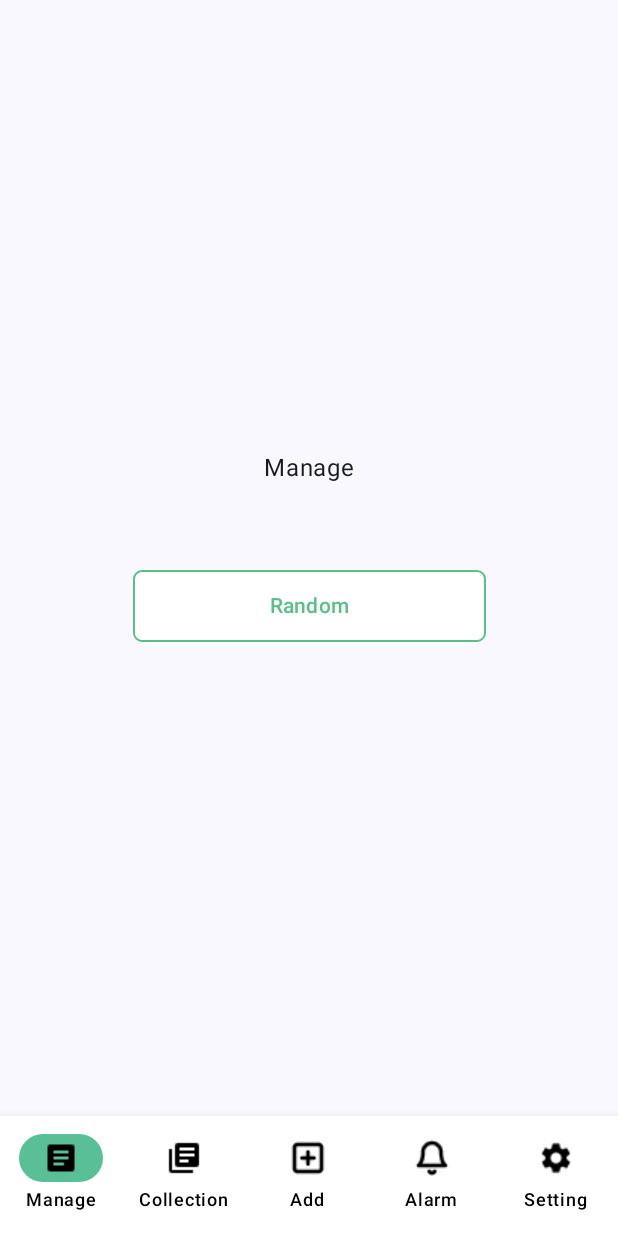
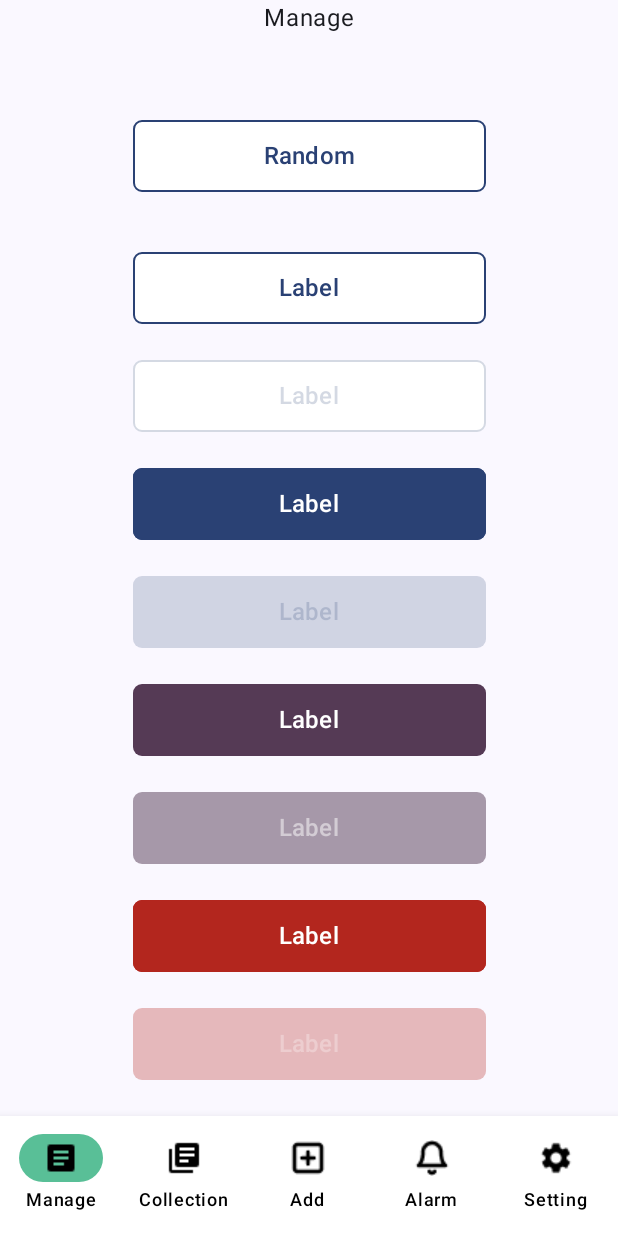
Before and after one commit to heegun0707/DoItNow, an Android app built with Jetpack Compose: the screen it shows after launch (MainActivity), on a phone screen of 412 x 824 dp. Run offline under Robolectric (Android 15) with nearby library versions, the phone set to English and light mode, and no system bars; our stand-ins replace Dagger/Hilt's generated code, Timber.

Commit message:
feat: add custom buttons

```diff
--- a/app/src/main/java/org/choleemduo/doitnow/ui/components/CustomButtons.kt
+++ b/app/src/main/java/org/choleemduo/doitnow/ui/components/CustomButtons.kt
@@ -3,57 +3,171 @@ package org.choleemduo.doitnow.ui.components
 import androidx.compose.foundation.BorderStroke
 import androidx.compose.foundation.interaction.MutableInteractionSource
 import androidx.compose.foundation.interaction.collectIsPressedAsState
+import androidx.compose.foundation.layout.Arrangement
+import androidx.compose.foundation.layout.Column
+import androidx.compose.foundation.layout.fillMaxSize
 import androidx.compose.foundation.layout.size
 import androidx.compose.foundation.shape.RoundedCornerShape
 import androidx.compose.material3.Button
+import androidx.compose.material3.ButtonColors
 import androidx.compose.material3.ButtonDefaults
+import androidx.compose.material3.MaterialTheme
 import androidx.compose.material3.Text
 import androidx.compose.runtime.Composable
 import androidx.compose.runtime.getValue
 import androidx.compose.runtime.remember
+import androidx.compose.ui.Alignment
 import androidx.compose.ui.Modifier
 import androidx.compose.ui.graphics.Color
 import androidx.compose.ui.tooling.preview.Preview
 import androidx.compose.ui.unit.dp
-import org.choleemduo.doitnow.ui.theme.DoItNowTheme
+import androidx.compose.ui.unit.sp
 
 @Composable
-fun DefaultButtons(
+fun BaseButton(
+    text: String,
+    isEnabled: Boolean,
+    colors: ButtonColors,
+    borderColor: Color? = null,
+    interactionSource: MutableInteractionSource,
+    onButtonClicked: () -> Unit
+) {
+    Button(
+        onClick = onButtonClicked,
+        modifier = Modifier.size(width = 235.dp, height = 48.dp),
+        enabled = isEnabled,
+        shape = RoundedCornerShape(6.dp),
+        border = borderColor?.let { BorderStroke(width = 1.dp, color = borderColor) },
+        colors = colors,
+        interactionSource = interactionSource
+    ) {
+        Text(
+            text = text,
+            fontSize = 16.sp
+        )
+    }
+}
+
+@Composable
+fun PrimaryButton(
     text: String,
     enabled: Boolean = true,
     interactionSource: MutableInteractionSource = remember { MutableInteractionSource() },
     onButtonClicked: () -> Unit
 ) {
     val isPressed by interactionSource.collectIsPressedAsState()
-    val colors = ButtonDefaults.buttonColors(
-        containerColor = when {
-            !enabled -> Color(0x4D59BF87)
-            isPressed -> Color(0xFF59BF97)
-            else -> Color.White
-        },
-        contentColor = when {
-            !enabled -> Color(0x8059BF97)
-            isPressed -> Color.White
-            else -> Color(0xFF59BF87)
-        }
+    val colorScheme = MaterialTheme.colorScheme
+    val buttonColors = ButtonDefaults.buttonColors(
+        containerColor = colorScheme.run { if (isPressed) primary else onPrimary },
+        contentColor = colorScheme.run { if (isPressed) onPrimary else primary },
+        disabledContainerColor = colorScheme.onPrimary,
+        disabledContentColor = colorScheme.primary.copy(alpha = 0.2f)
+    )
+    val buttonBorderColor = colorScheme.run { if (enabled) primary else primary.copy(alpha = 0.2f) }
+
+    BaseButton(
+        text = text,
+        isEnabled = enabled,
+        colors = buttonColors,
+        borderColor = buttonBorderColor,
+        interactionSource = interactionSource,
+        onButtonClicked = onButtonClicked
+    )
+}
+
+@Composable
+fun PositiveButton(
+    text: String,
+    enabled: Boolean = true,
+    interactionSource: MutableInteractionSource = remember { MutableInteractionSource() },
+    onButtonClicked: () -> Unit
+) {
+    val isPressed by interactionSource.collectIsPressedAsState()
+    val colorScheme = MaterialTheme.colorScheme
+    val buttonColors = ButtonDefaults.buttonColors(
+        containerColor = colorScheme.run { if (isPressed) onPrimary else primary },
+        contentColor = colorScheme.run { if (isPressed) primary else onPrimary },
+        disabledContainerColor = colorScheme.primary.copy(alpha = 0.2f),
+        disabledContentColor = colorScheme.primary.copy(alpha = 0.2f)
+    )
+    val buttonBorderColor = if (enabled) colorScheme.primary else null
+
+    BaseButton(
+        text = text,
+        isEnabled = enabled,
+        colors = buttonColors,
+        borderColor = buttonBorderColor,
+        interactionSource = interactionSource,
+        onButtonClicked = onButtonClicked
+    )
+}
+
+@Composable
+fun NegativeButton(
+    text: String,
+    enabled: Boolean = true,
+    interactionSource: MutableInteractionSource = remember { MutableInteractionSource() },
+    onButtonClicked: () -> Unit
+) {
+    val colorScheme = MaterialTheme.colorScheme
+    val buttonColors = ButtonDefaults.buttonColors(
+        containerColor = colorScheme.tertiary,
+        contentColor = colorScheme.onTertiary,
+        disabledContainerColor = colorScheme.tertiary.copy(alpha = 0.5f),
+        disabledContentColor = colorScheme.onTertiary.copy(alpha = 0.5f)
     )
 
-    Button(
-        onClick = onButtonClicked,
-        modifier = Modifier.size(width = 235.dp, height = 48.dp),
-        enabled = enabled,
-        shape = RoundedCornerShape(6.dp),
-        border = BorderStroke(width = 1.dp, color = Color(0xFF59BF87)),
-        colors = colors,
-        interactionSource = interactionSource
-    ) {
-        Text(text)
-    }
+    BaseButton(
+        text = text,
+        isEnabled = enabled,
+        colors = buttonColors,
+        interactionSource = interactionSource,
+        onButtonClicked = onButtonClicked
+    )
+}
+
+@Composable
+fun ErrorButton(
+    text: String,
+    enabled: Boolean = true,
+    interactionSource: MutableInteractionSource = remember { MutableInteractionSource() },
+    onButtonClicked: () -> Unit
+) {
+    val isPressed by interactionSource.collectIsPressedAsState()
+    val colorScheme = MaterialTheme.colorScheme
+    val buttonColors = ButtonDefaults.buttonColors(
+        containerColor = colorScheme.run { if (isPressed) onError else error },
+        contentColor = colorScheme.run { if (isPressed) error else onError },
+        disabledContainerColor = colorScheme.error.copy(alpha = 0.3f),
+        disabledContentColor = colorScheme.onError.copy(alpha = 0.3f)
+    )
+    val buttonBorderColor = if (enabled) colorScheme.error else null
+
+    BaseButton(
+        text = text,
+        isEnabled = enabled,
+        colors = buttonColors,
+        borderColor = buttonBorderColor,
+        interactionSource = interactionSource,
+        onButtonClicked = onButtonClicked
+    )
 }
 
 @Preview
 @Composable
 fun ButtonPreviews() {
-    DoItNowTheme {  }
-    DefaultButtons("Label", onButtonClicked = {})
+    Column(
+        modifier = Modifier.fillMaxSize(),
+        verticalArrangement = Arrangement.SpaceEvenly,
+        horizontalAlignment = Alignment.CenterHorizontally
+    ) {
+        PrimaryButton("Label", onButtonClicked = {})
+        PrimaryButton("Label", enabled = false, onButtonClicked = {})
+        PositiveButton("Label", onButtonClicked = {})
+        PositiveButton("Label", enabled = false, onButtonClicked = {})
+        NegativeButton("Label", onButtonClicked = {})
+        NegativeButton("Label", enabled = false, onButtonClicked = {})
+        ErrorButton("Label", onButtonClicked = {})
+        ErrorButton("Label", enabled = false, onButtonClicked = {})
+    }
 }
--- a/app/src/main/java/org/choleemduo/doitnow/ui/screens/ManageScreen.kt
+++ b/app/src/main/java/org/choleemduo/doitnow/ui/screens/ManageScreen.kt
@@ -12,7 +12,8 @@ import androidx.compose.ui.Modifier
 import androidx.compose.ui.graphics.Color
 import androidx.compose.ui.unit.dp
 import androidx.compose.ui.unit.sp
-import org.choleemduo.doitnow.ui.components.DefaultButtons
+import org.choleemduo.doitnow.ui.components.ButtonPreviews
+import org.choleemduo.doitnow.ui.components.PrimaryButton
 import org.choleemduo.doitnow.viewmodel.HomeViewModel
 
 @Composable
@@ -27,6 +28,7 @@ fun ManageScreen(homeViewModel: HomeViewModel) {
         ShowAdvice(advice) {
             homeViewModel.getAdvice()
         }
+        ButtonPreviews()
     }
 }
 
@@ -47,7 +49,7 @@ private fun ShowAdvice(
             fontSize = 24.sp
         )
 
-        DefaultButtons(
+        PrimaryButton(
             text = "Random",
             onButtonClicked = onChanged
         )
```
